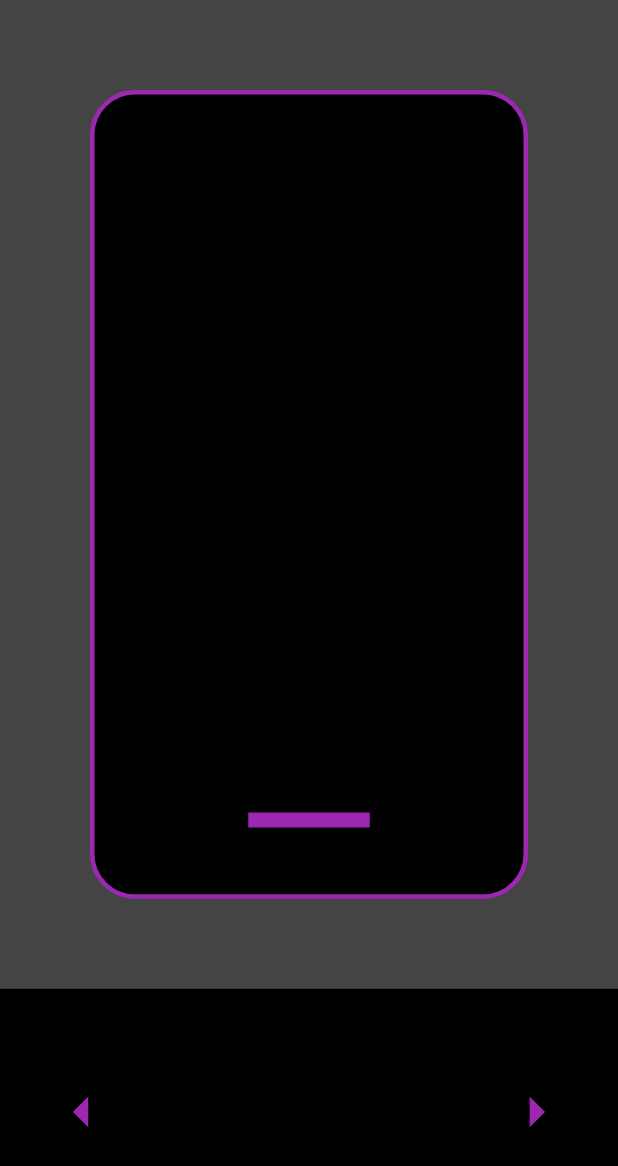
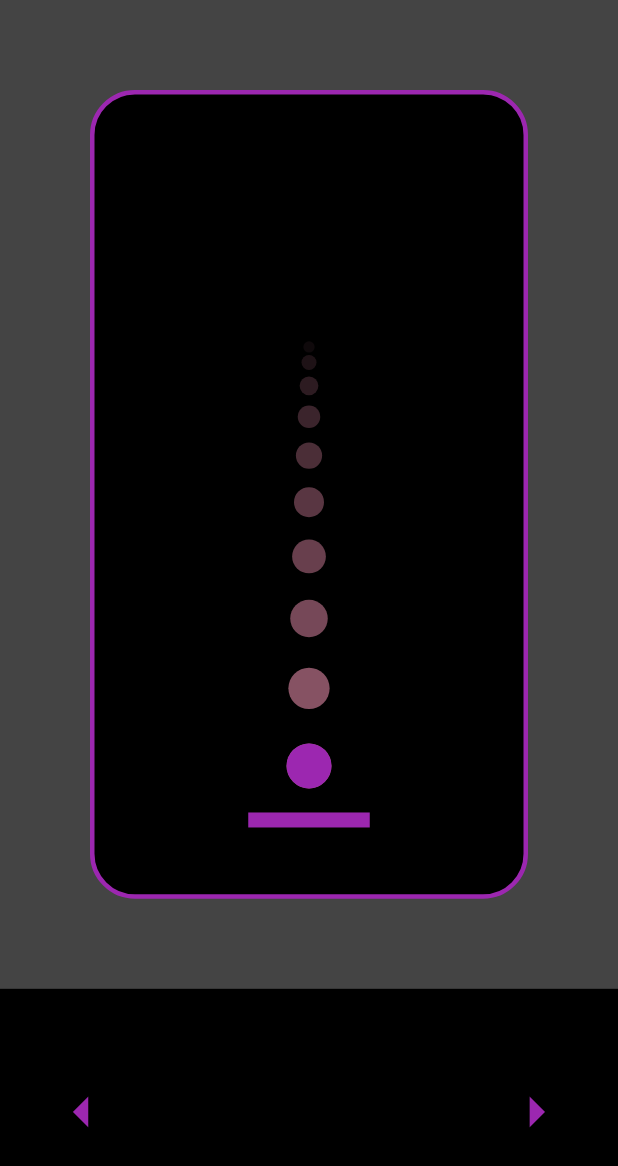
Before and after one commit to Sudharsshan/Pong-Ping, a Flutter app: the screen it shows after launch, after a tap on "PLAY", on a phone screen of 412 x 824 dp. Shown: the top 1166 px of the screen. Run offline on Flutter 3.47's test engine with Material 3 defaults, Android fonts, the light colour scheme and no system bars.

Commit message:
added ball

```diff
--- a/pong_ping/lib/customEngine/gameEngine.dart
+++ b/pong_ping/lib/customEngine/gameEngine.dart
@@ -183,6 +183,26 @@ class Painter extends CustomPainter{
   void paint(Canvas canvas, Size size){
     final paint = Paint()..isAntiAlias = true;
 
+    // Draw ball and it's trail
+    final ballRadius = 15.0;
+    final ballX = size.width / 2;
+    final ballPosY = ballY * size.height;
+
+    // trails
+    for(int i = 0; i < trail.length; i++){
+      final posY = trail[i] * size.height;
+
+      // fade the balls
+      final opacity = (1 - i / trail.length).clamp(0.0, 1.0);
+      paint.color = const Color.fromARGB(255, 247, 151, 183).withOpacity(opacity * 0.6);
+      final radius = ballRadius * (1 - i / (trail.length * 1.2));
+      canvas.drawCircle(Offset(ballX, posY), radius, paint);
+    }
+
+    // draw the ball
+    paint.color = Colors.purple;
+    canvas.drawCircle(Offset(ballX, ballPosY), ballRadius, paint);
+
     // draw the bottom bat
     final batWidth = size.width * 0.3;
     final batHeight = 10.0;
```
